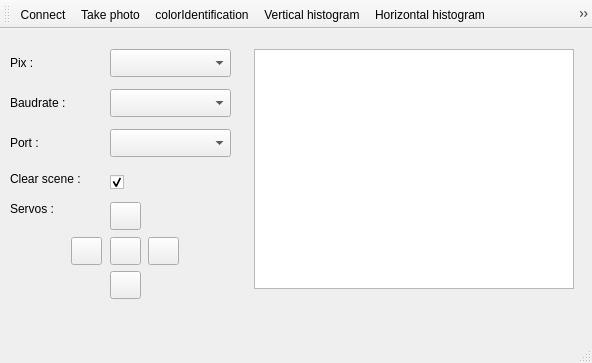
Old version of the form mainwindow.ui in the repository JairoSalazarV/Jiquilpan2017.
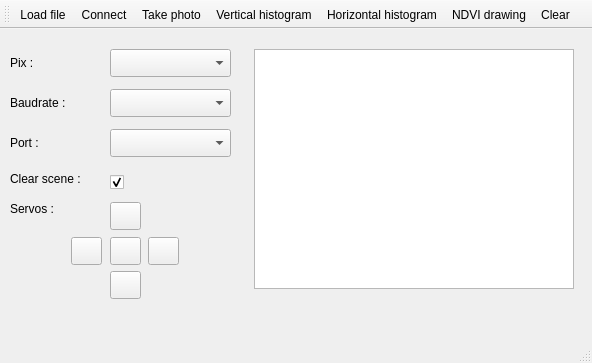
New version of the form. Icons and pictures are not drawn.

What changed in the file:
```diff
--- a/mainwindow.ui
+++ b/mainwindow.ui
@@ -253,9 +253,9 @@
    <attribute name="toolBarBreak">
     <bool>false</bool>
    </attribute>
+   <addaction name="actionLoad_file"/>
    <addaction name="actionConnect"/>
    <addaction name="actionSpray"/>
-   <addaction name="actioncolorIdentification"/>
    <addaction name="actionVertical_histogram"/>
    <addaction name="actionHorizontal_histogram"/>
    <addaction name="actionNDVI_drawing"/>
@@ -346,6 +346,18 @@
     <string>Clear scene</string>
    </property>
   </action>
+  <action name="actionLoad_file">
+   <property name="icon">
+    <iconset resource="imagenes/images.qrc">
+     <normaloff>:/new/imagenes/loadImage.png</normaloff>:/new/imagenes/loadImage.png</iconset>
+   </property>
+   <property name="text">
+    <string>Load file</string>
+   </property>
+   <property name="toolTip">
+    <string>Load file</string>
+   </property>
+  </action>
  </widget>
  <layoutdefault spacing="6" margin="11"/>
  <resources>
```
